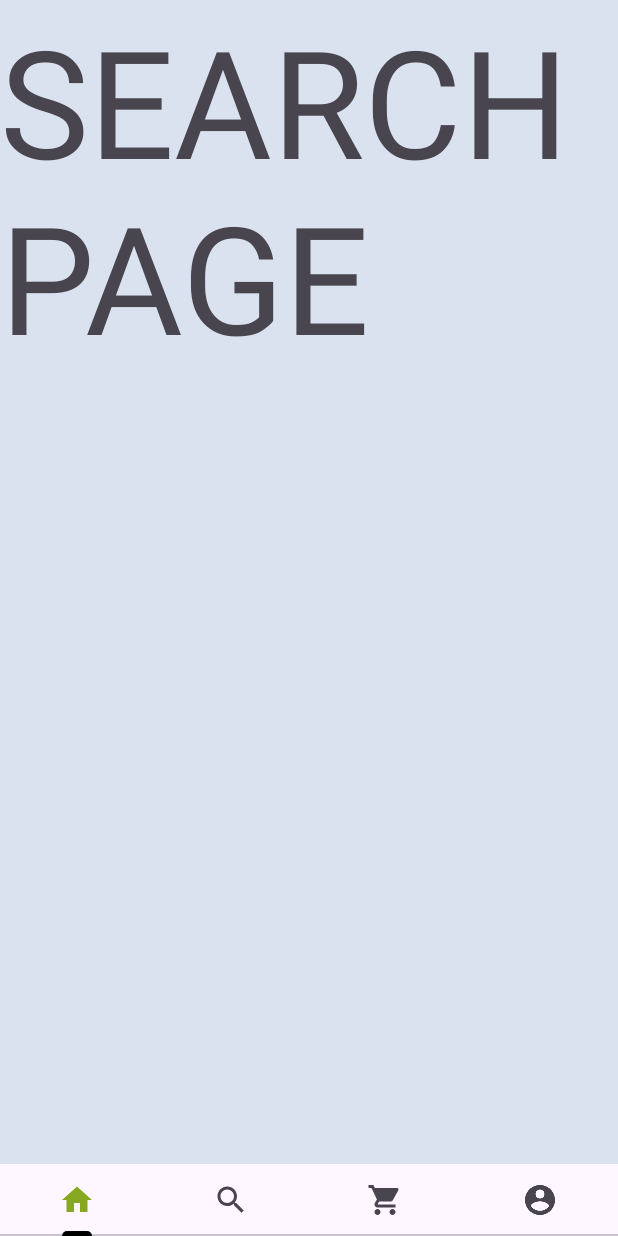
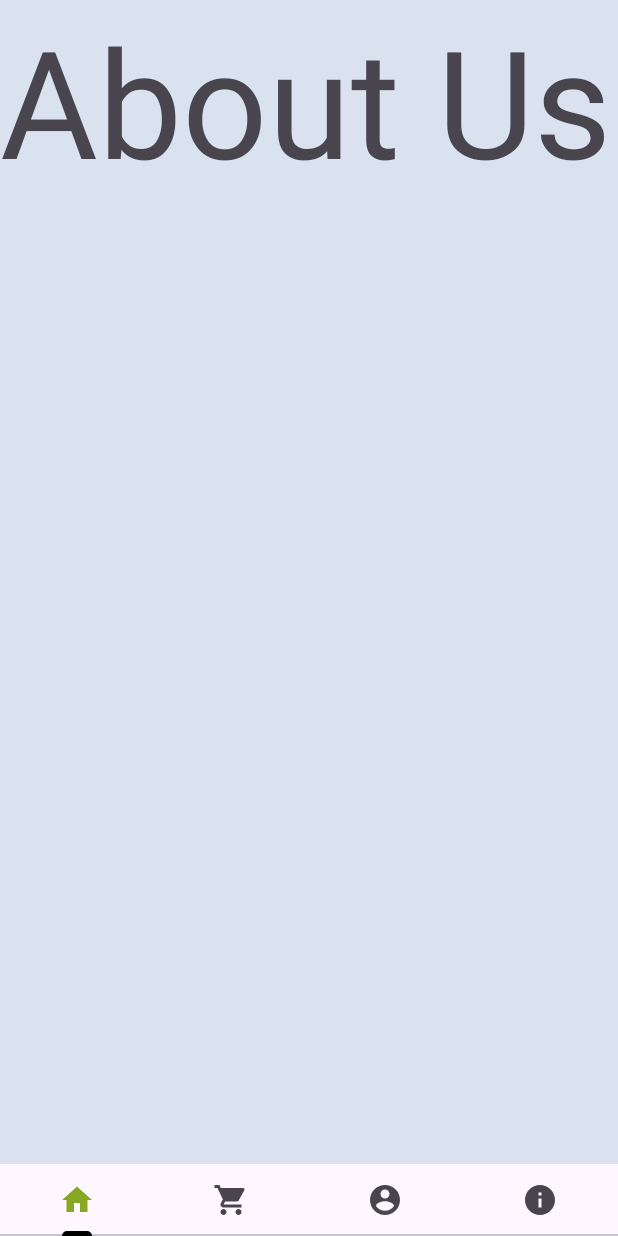
Before and after one commit to Mohiudd1n/Accessory_app, an Android app: the fragment frag2 placed in its activity, on a phone screen of 412 x 824 dp. Run offline under Robolectric (Android 15) with nearby library versions, the phone set to English and light mode, and no system bars; libraries missing offline, so code that uses them is left out: com.denzcoskun.imageslider; 8 statements that could not run were skipped.

Commit message:
Updated Project

```diff
--- a/app/src/main/java/com/example/madmp1/frag1.java
+++ b/app/src/main/java/com/example/madmp1/frag1.java
@@ -7,6 +7,7 @@ import android.view.View;
 import android.view.ViewGroup;
 import android.widget.Button;
 import android.widget.ImageView;
+import android.widget.TextView;
 
 import androidx.fragment.app.Fragment;
 
@@ -19,8 +20,9 @@ import java.util.ArrayList;
 public class frag1 extends Fragment {
     // TODO: Rename parameter arguments, choose names that match
     // the fragment initialization parameters, e.g. ARG_ITEM_NUMBER
-
+    DBManager dbManager;
     ImageView caracc,gymacc,clgacc,sprtacc;
+    TextView usersname;
 
     @Override
     public View onCreateView(LayoutInflater inflater, ViewGroup container,
@@ -32,7 +34,14 @@ public class frag1 extends Fragment {
         caracc = view.findViewById(R.id.caracc);
         gymacc = view.findViewById(R.id.gymacc);
         clgacc = view.findViewById(R.id.college_acc);
+        usersname = view.findViewById(R.id.username1);
         sprtacc = view.findViewById(R.id.sports_acc);
+        dbManager= new DBManager(getContext());
+
+        String email = dbManager.get_email();
+        if(email!=null) {
+            usersname.setText(email);
+        }
 
         ImageSlider imageSlider = view.findViewById(R.id.imageslider);
         ArrayList<SlideModel> slideModels = new ArrayList<>();
--- a/app/src/main/java/com/example/madmp1/signup.java
+++ b/app/src/main/java/com/example/madmp1/signup.java
@@ -42,6 +42,8 @@ public class signup extends AppCompatActivity {
                     Toast.makeText(getApplicationContext(),"Invalid Email Format!", Toast.LENGTH_SHORT).show();
                 } else if ((pass.length())<8) {
                     Toast.makeText(getApplicationContext(),"Password Length Too Short!", Toast.LENGTH_SHORT).show();
+                } else if (!name.matches("[a-zA-Z ]+")) {
+                    Toast.makeText(getApplicationContext(),"Invalid Name!", Toast.LENGTH_SHORT).show();
                 } else{
                     if(pass.equals(confirm)){
                         Boolean checkUserEmail = dbManager.checkemail(email);
--- /dev/null
+++ b/app/src/main/res/drawable/baseline_info_24.xml
@@ -0,0 +1,5 @@
+<vector xmlns:android="http://schemas.android.com/apk/res/android" android:height="24dp" android:tint="#000000" android:viewportHeight="24" android:viewportWidth="24" android:width="24dp">
+
+    <path android:fillColor="@android:color/white" android:pathData="M12,2C6.48,2 2,6.48 2,12s4.48,10 10,10 10,-4.48 10,-10S17.52,2 12,2zM13,17h-2v-6h2v6zM13,9h-2L11,7h2v2z"/>
+
+</vector>
--- a/app/src/main/res/layout/activity_home.xml
+++ b/app/src/main/res/layout/activity_home.xml
@@ -26,12 +26,6 @@
         <com.google.android.material.tabs.TabItem
             android:layout_width="wrap_content"
             android:layout_height="wrap_content"
-            android:icon="@drawable/baseline_search_24"
-            />
-
-        <com.google.android.material.tabs.TabItem
-            android:layout_width="wrap_content"
-            android:layout_height="wrap_content"
             android:icon="@drawable/baseline_shopping_cart_24"
             />
 
@@ -39,6 +33,12 @@
             android:layout_width="wrap_content"
             android:layout_height="wrap_content"
             android:icon="@drawable/baseline_account_circle_24"
+            />
+
+        <com.google.android.material.tabs.TabItem
+            android:layout_width="wrap_content"
+            android:layout_height="wrap_content"
+            android:icon="@drawable/baseline_info_24"
             />
     </com.google.android.material.tabs.TabLayout>
 
--- a/app/src/main/res/layout/fragment_frag2.xml
+++ b/app/src/main/res/layout/fragment_frag2.xml
@@ -9,7 +9,7 @@
     <TextView
         android:layout_width="match_parent"
         android:layout_height="match_parent"
-        android:text="SEARCH PAGE"
+        android:text="About Us"
         android:textSize="100sp"
         />
 </RelativeLayout>
--- a/build.gradle
+++ b/build.gradle
@@ -1,5 +1,5 @@
 // Top-level build file where you can add configuration options common to all sub-projects/modules.
 plugins {
-    id 'com.android.application' version '8.2.2' apply false
-    id 'com.android.library' version '8.2.2' apply false
+    id 'com.android.application' version '8.3.0' apply false
+    id 'com.android.library' version '8.3.0' apply false
 }
```
Also changed, not shown: app/src/main/java/com/example/madmp1/DBManager.java (+12 -1 lines), app/src/main/java/com/example/madmp1/HomeActivity.java (+6 -3 lines), app/src/main/res/layout/fragment_frag1.xml (+37 -26 lines), gradle/wrapper/gradle-wrapper.properties, 2 other files.
